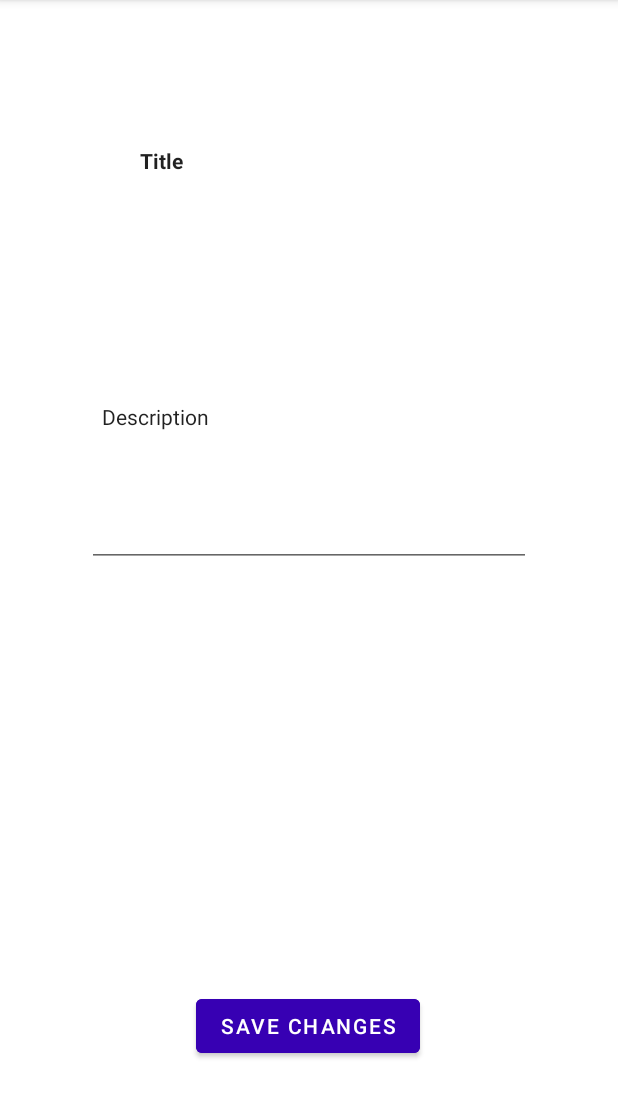
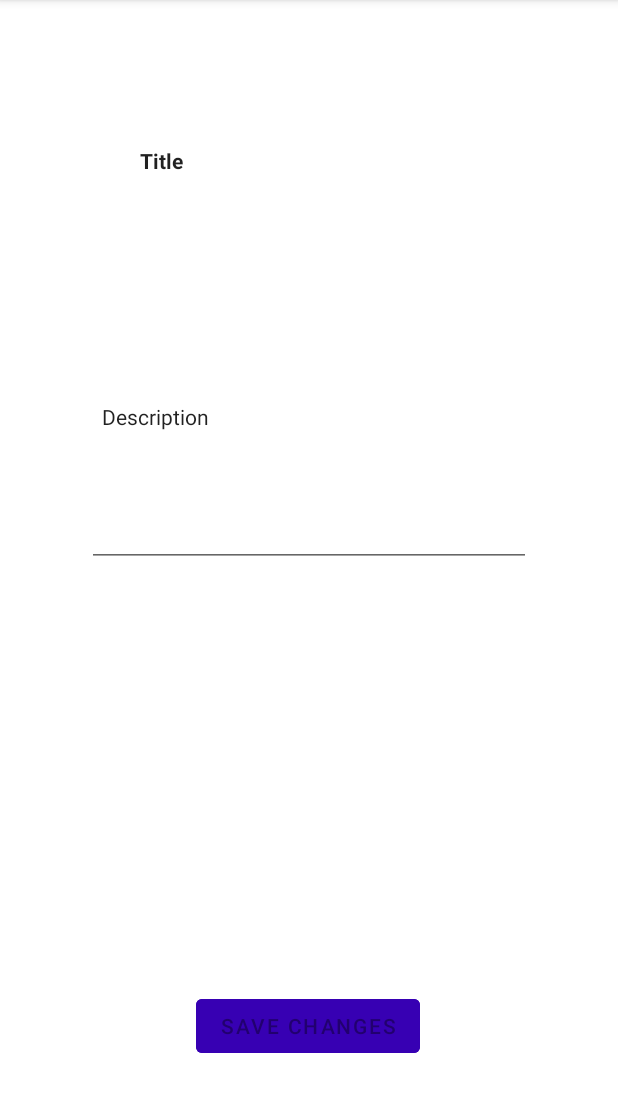
Before and after one commit to g-ae/gotidea, an Android app: the TaskActivity screen opened directly, with no data from a screen before it, after a tap on "SAVE CHANGES", on a phone screen of 412 x 824 dp, the part 84-1202 px from its top. Run offline under Robolectric (Android 15) with nearby library versions, the phone set to English and light mode, and no system bars; libraries missing offline, so code that uses them is left out: com.google.api.client, com.google.api.services; 4 statements that could not run were skipped.

Commit message:
bug fixes

```diff
--- a/app/src/main/java/ch/edueptm/goncarie/gotidea/ArchiveActivity.java
+++ b/app/src/main/java/ch/edueptm/goncarie/gotidea/ArchiveActivity.java
@@ -5,6 +5,7 @@ import androidx.appcompat.app.AppCompatActivity;
 import android.content.Intent;
 import android.os.Bundle;
 import android.util.Log;
+import android.view.Menu;
 import android.view.MenuItem;
 import android.view.View;
 import android.widget.CheckBox;
--- a/app/src/main/java/ch/edueptm/goncarie/gotidea/DriveConnector.java
+++ b/app/src/main/java/ch/edueptm/goncarie/gotidea/DriveConnector.java
@@ -15,8 +15,6 @@ import com.google.android.gms.tasks.Tasks;
 import com.google.api.client.extensions.android.http.AndroidHttp;
 import com.google.api.client.googleapis.extensions.android.gms.auth.GoogleAccountCredential;
 import com.google.api.client.http.FileContent;
-import com.google.api.client.http.GenericUrl;
-import com.google.api.client.http.HttpResponse;
 import com.google.api.client.json.gson.GsonFactory;
 import com.google.api.services.drive.Drive;
 import com.google.api.services.drive.DriveScopes;
@@ -47,7 +45,6 @@ public class DriveConnector implements Serializable {
     private final Executor mExecutor = Executors.newSingleThreadExecutor();
     private final Drive mDriveService;
     private final Context context;
-    private final GoogleAccountCredential credential;
     private GoogleSignInAccount account;
     private String saveFileId;
     private String saveFileContent;
@@ -65,25 +62,22 @@ public class DriveConnector implements Serializable {
                 credential
         ).setApplicationName(context.getString(R.string.app_name))
                 .build();
-        setInstance(googleDriveService, credential, context);
+        setInstance(googleDriveService, context);
         DriveConnector.getInstance().setAccount(account);
     }
-    public static DriveConnector setInstance(Drive driveService, GoogleAccountCredential credential, Context context) {
-        instance = new DriveConnector(driveService, credential, context);
-        return instance;
+    public static void setInstance(Drive driveService, Context context) {
+        instance = new DriveConnector(driveService, context);
     }
     public static DriveConnector getInstance() {
         return instance;
     }
-    private DriveConnector(Drive driveService, GoogleAccountCredential credential, Context context) {
+    private DriveConnector(Drive driveService, Context context) {
         mDriveService = driveService;
-        this.credential = credential;
         this.context = context;
     }
-    public GoogleAccountCredential getCredential() { return credential; }
     public static boolean isConnectedToDrive(Context context) {
         try {
-            return (boolean) JSONConstructor.getAttribute(context, JSON_KEY_CONNECTED_DRIVE);
+            return (boolean) JSONConstructor.getAttribute(JSON_KEY_CONNECTED_DRIVE, context);
         } catch (NullPointerException e) {
             return false;
         }
@@ -157,6 +151,8 @@ public class DriveConnector implements Serializable {
     private void createFile() {
         Tasks.call(mExecutor, () -> {
             try {
+                // verifies that there is not a save file already created
+                if (mDriveService.files().list().setQ("name = '" + DRIVE_FILE_NAME + "'").execute().getFiles().size() == 0) {
                     java.io.File file = new java.io.File(context.getFilesDir(), context.getString(R.string.saveFileName));
                     File content = new File()
                             .setName(DRIVE_FILE_NAME)
@@ -164,9 +160,11 @@ public class DriveConnector implements Serializable {
 
                     return mDriveService.files().create(content, new FileContent(DRIVE_FILE_MIME_TYPE, file))
                             .execute();
+                } else {
+                    throw new IOException("File already exists.");
+                }
             } catch (IOException e) {
-                e.printStackTrace();
-                return null;
+                throw e;
             }
         }).addOnSuccessListener(file -> {
             Log.d("DriveConnector", "File created successfully");
--- a/app/src/main/java/ch/edueptm/goncarie/gotidea/GITask.java
+++ b/app/src/main/java/ch/edueptm/goncarie/gotidea/GITask.java
@@ -16,8 +16,9 @@ public class GITask {
     public static final int NO_REQUEST = 0;
     public static final int ARCHIVE_REQUEST = 1;
     // Max characters for certain values
-    public static final int MAX_TITLE_LENGTH = 100;
-    public static final int MAX_DESCRIPTION_LENGTH = 1000;
+    public static final int MAX_TITLE_LENGTH = 250;
+    public static final int MAX_DESCRIPTION_LENGTH = 750;
+    // Used for intent
     public static final String INTENT_EXTRA_TASKID = "taskId";
     /**
      * GITask's id
@@ -113,7 +114,7 @@ public class GITask {
             json.put("lastchangedate", this.getLastChangeDate());
             json.put("creationdate", this.creationDate);
         } catch(JSONException e) {
-            Log.i("GITask.ERROR", "Could not set info in JSON.");
+            Log.d("GITask", "Could not set info in JSON.", e);
         }
         return json;
     }
--- a/app/src/main/java/ch/edueptm/goncarie/gotidea/JSONConstructor.java
+++ b/app/src/main/java/ch/edueptm/goncarie/gotidea/JSONConstructor.java
@@ -27,10 +27,16 @@ import java.time.ZonedDateTime;
  * JSONConstructor is a static class used to handle the interaction between the application and the JSON save file.
  */
 public class JSONConstructor {
+    /**
+     * Clé de valeur de la liste de tâches dans le fichier JSON
+     */
     public static final String KEY_ARRAY_TASKS = "tasks";
+    /**
+     * Clé de valeur de la dernière fois où le fichier a été modifié
+     */
     public static final String KEY_LAST_UPDATE = "lastUpdate";
     /**
-     * This method checaks if the save file exists. (name of file: R.string.saveFileName)
+     * This method checks if the save file exists. (name of file: R.string.saveFileName)
      * @param context activity context
      * @return true if the file exists, false if not.
      */
@@ -45,7 +51,7 @@ public class JSONConstructor {
         }
         try {
             // if the file exists, close the InputStream
-            // if the file doesn't exist, the program will be out of this method already.
+            // if the file doesn't exist, the program will be out of this function already.
             inputStream.close();
         }
         catch(IOException e) {
@@ -58,9 +64,9 @@ public class JSONConstructor {
      * @param data data to write (JSONObject as a string)
      * @param context activity context
      */
-    public static void writeToFile(String data, Context context) {
+    public static void writeToFile(@Nullable String data, Context context) {
         // if no data was given, create some dummy data
-        if (data == null) data = JSONConstructor.createData(null, context).toString();
+        if (data == null) data = JSONConstructor.createData(null).toString();
         try {
             // write data to save file
             OutputStreamWriter osw = new OutputStreamWriter(context.openFileOutput(context.getString(R.string.saveFileName), Context.MODE_PRIVATE));
@@ -93,35 +99,15 @@ public class JSONConstructor {
         }
         catch (FileNotFoundException e) {
             Log.e("JSONConnector", "File not found: " + e.getMessage());
-        } catch (IOException e) {
-            Log.e("JSONConnector", "Can not read file: " + e.getMessage());
         }
         return ret;
     }
     /**
      * Builds a JSONObject ready to be inserted in the savefile.
-     * example of the JSONObject:
-     * {
-     *     "lastUpdate": "datetime",
-     *     "connectedToDrive": "true/false",
-     *     "tasks": [
-     *         // array of tasks
-     *         {
-     *             "id": "id",
-     *             "title": "title",
-     *             "description": "description",
-     *             "archived": "false",
-     *             "lastchangedate": "date",
-     *             "creationdate": "date"
-     *         },
-     *         ...
-     *     ]
-     * }
      * @param tasks JSONArray containing all the tasks (each JSONArray contains a JSONObject of GITask.getJSON()).
-     * @param context context
      * @return JSONObject ready to be inserted in the savefile.
      */
-    public static JSONObject createData(@Nullable JSONArray tasks, Context context) {
+    public static JSONObject createData(@Nullable JSONArray tasks) {
         JSONObject json = new JSONObject();
         JSONArray jsontasks;
         if (tasks == null) {
@@ -158,7 +144,7 @@ public class JSONConstructor {
             if (i == index) tasksnew.put(task.getJSON());
             else tasksnew.put(tasks.getJSONObject(i));
         }
-        JSONConstructor.writeToFile(JSONConstructor.createData(tasksnew, context).toString(), context);
+        JSONConstructor.writeToFile(JSONConstructor.createData(tasksnew).toString(), context);
         } catch (JSONException e) {
             Toast.makeText(context, context.getString(R.string.task_error_cantsave), Toast.LENGTH_SHORT).show();
             Log.e("JSONConnector", "Failed to save task." + e.getMessage());
@@ -181,7 +167,7 @@ public class JSONConstructor {
                 try {
                     JSONArray tasks = new JSONObject(JSONConstructor.readFromFile(context.getString(R.string.saveFileName), context)).getJSONArray(KEY_ARRAY_TASKS);
                     tasks.put(GITask.getBaseTask(context).getJSON());
-                    JSONConstructor.writeToFile(JSONConstructor.createData(tasks, context).toString(), context);
+                    JSONConstructor.writeToFile(JSONConstructor.createData(tasks).toString(), context);
                 } catch(JSONException e) {
                     Log.e("JSONConnector", "JSON file couldn't be read : " + e.getMessage());
                     JSONConstructor.writeToFile(null, context);
@@ -224,11 +210,11 @@ public class JSONConstructor {
      * @param context activity context
      * @return true if the file is usable, false otherwise
      */
-    public static boolean checkIsSaveFileUsable(Context context) {
+    public static boolean checkIfDataIsUsableAsSaveFile(String data) {
         try {
-            JSONObject json = new JSONObject(JSONConstructor.readFromFile(context.getString(R.string.saveFileName), context));
+            JSONObject json = new JSONObject(data);
             json.getString(KEY_LAST_UPDATE);
-            json.getString("date");
+            json.getString(DriveConnector.JSON_KEY_CONNECTED_DRIVE);
             json.getJSONArray(KEY_ARRAY_TASKS);
             return true;
         } catch (JSONException e) {
@@ -242,8 +228,7 @@ public class JSONConstructor {
      * @param context activity context
      */
     public static void deleteAllData(Context context) {
-        DriveConnector driveConnector = DriveConnector.getInstance();
-        if (DriveConnector.isConnectedToDrive(context)) driveConnector.deleteAll();
+        if (DriveConnector.isConnectedToDrive(context)) DriveConnector.getInstance().deleteAll();
         try {
             File file = new File(context.getFilesDir(), context.getString(R.string.saveFileName));
             file.delete();
@@ -252,7 +237,7 @@ public class JSONConstructor {
         }
     }
 
-    public static Object getAttribute(Context context, String attribute) {
+    public static Object getAttribute(String attribute, Context context){
         try {
             JSONObject json = new JSONObject(JSONConstructor.readFromFile(context.getString(R.string.saveFileName), context));
             return json.get(attribute);
--- a/app/src/main/java/ch/edueptm/goncarie/gotidea/SettingsActivity.java
+++ b/app/src/main/java/ch/edueptm/goncarie/gotidea/SettingsActivity.java
@@ -52,7 +52,6 @@ public class SettingsActivity extends AppCompatActivity {
         if (driveConnector == null) {
             login.setVisibility(View.VISIBLE);
             login.setOnClickListener(v -> {
-                Intent log = new Intent(this, LoginActivity.class);
             });
         } else {
             loggedin.setVisibility(View.VISIBLE);
@@ -67,8 +66,8 @@ public class SettingsActivity extends AppCompatActivity {
         // show a dialog to confirm the deletion
         AlertDialog ad = new AlertDialog.Builder(this).create();
         ad.setOnShowListener(adInterface -> {
-            ad.getButton(AlertDialog.BUTTON_NEGATIVE).setTextColor(getResources().getColor(R.color.light_gray));
-            ad.getButton(AlertDialog.BUTTON_POSITIVE).setTextColor(getResources().getColor(R.color.neon_red));
+            ad.getButton(AlertDialog.BUTTON_NEGATIVE).setTextColor(getResources().getColor(R.color.light_gray, null));
+            ad.getButton(AlertDialog.BUTTON_POSITIVE).setTextColor(getResources().getColor(R.color.neon_red, null));
         });
         ad.setTitle(getString(R.string.delete_all_data));
         ad.setMessage(getString(R.string.deleteAllDataMessage));
--- a/app/src/main/java/ch/edueptm/goncarie/gotidea/TaskActivity.java
+++ b/app/src/main/java/ch/edueptm/goncarie/gotidea/TaskActivity.java
@@ -18,7 +18,6 @@ import android.widget.EditText;
 import android.widget.Toast;
 
 public class TaskActivity extends AppCompatActivity {
-    // TODO on save button click, disable it because the task's saved
     public static String INTENT_EXTRA_ISARCHIVED = "isarchived";
 
     String id;
@@ -122,6 +121,11 @@ public class TaskActivity extends AppCompatActivity {
             AlertDialog ad = new AlertDialog.Builder(this).create();
             ad.setTitle(getString(R.string.taskNoSaveTitle));
             ad.setMessage(getString(R.string.taskNoSaveMessage));
+            ad.setOnShowListener(adInterface -> {
+                ad.getButton(AlertDialog.BUTTON_NEGATIVE).setTextColor(getColor(R.color.light_gray));
+                ad.getButton(AlertDialog.BUTTON_POSITIVE).setTextColor(getColor(R.color.light_gray));
+                ad.getButton(AlertDialog.BUTTON_NEUTRAL).setTextColor(getColor(R.color.light_gray));
+            });
             ad.setButton(AlertDialog.BUTTON_POSITIVE, getString(R.string.save), (dialog, which) -> {
                 // Save
                 Toast.makeText(this, getString(R.string.taskSavedChanges), Toast.LENGTH_SHORT).show();
@@ -211,13 +215,19 @@ public class TaskActivity extends AppCompatActivity {
             savedTitle = title;
             t.setTitle(title);
         }
-        else Toast.makeText(this, R.string.taskTitleTooLong, Toast.LENGTH_SHORT).show();
+        else  {
+            Toast.makeText(this, R.string.taskTitleTooLong, Toast.LENGTH_SHORT).show();
+            return;
+        }
 
         if (description.length() <= GITask.MAX_DESCRIPTION_LENGTH) {
             savedDescription = description;
             t.setDescription(description);
         }
-        else Toast.makeText(this, R.string.taskDescriptionTooLong, Toast.LENGTH_SHORT).show();
+        else  {
+            Toast.makeText(this, R.string.taskDescriptionTooLong, Toast.LENGTH_SHORT).show();
+            return;
+        }
 
         // Save in activity variables (to check if changes have been saved)
         savedChanges = true;
@@ -229,12 +239,14 @@ public class TaskActivity extends AppCompatActivity {
         // Verifies if any value has been changed
         // if nothing was changed, no need to save.
         if (!savedChanges) saveChanges();
+        checkSaved();
     }
     @Override
     public boolean onCreateOptionsMenu(Menu menu) {
         // Inflate the menu; this adds items to the action bar if it is present.
         // only inflates if the task is not archived
         if (!extra_isarchived) getMenuInflater().inflate(R.menu.task_address_list, menu);
+        else getMenuInflater().inflate(R.menu.archive_address_list, menu);
         return true;
     }
 }
--- /dev/null
+++ b/app/src/main/res/menu/archive_address_list.xml
@@ -0,0 +1,12 @@
+<?xml version="1.0" encoding="utf-8"?>
+<menu xmlns:android="http://schemas.android.com/apk/res/android"
+    xmlns:app="http://schemas.android.com/apk/res-auto"
+    xmlns:tools="http://schemas.android.com/tools"
+    tools:context="com.vi8e.giant.AddressListActivity">
+    <item
+        android:id="@+id/action_delete"
+        android:orderInCategory="200"
+        android:icon="@drawable/ic_action_delete"
+        android:title="@string/delete"
+        app:showAsAction="always" />
+</menu>
--- a/app/src/main/res/values/strings.xml
+++ b/app/src/main/res/values/strings.xml
@@ -4,7 +4,6 @@
     <string name="version" translatable="false">0.0</string>
 
     <string name="btnGetStarted">Get started !</string>
-    <!-- Tasks -->
     <string name="newTask">New task (click to edit)</string>
     <string name="task_error_cantsave">Couldn\'t save task. Check console.</string>
     <string name="taskNoSaveTitle">Task</string>
@@ -21,7 +20,6 @@
     <string name="taskDeleted">Task deleted.</string>
     <string name="task_not_found">Task not found.</string>
     <string name="no_tasks">No tasks were found. Get started by clicking the "+" button on the bottom right of your screen !</string>
-    <!-- Login -->
     <string name="continueWithoutGoogle">Continue without logging to Google\n(Your data will be saved on your device)</string>
     <string name="loginWithGoogleNotAvailable">Signing with Google is not available for now.</string>
     <string name="loginWithoutGoogle">All files will be saved in your device for now.</string>
```
Also changed, not shown: app/src/main/java/ch/edueptm/goncarie/gotidea/LoginActivity.java (+3 -6 lines). Lines whose indentation alone changed are shown as unchanged.
